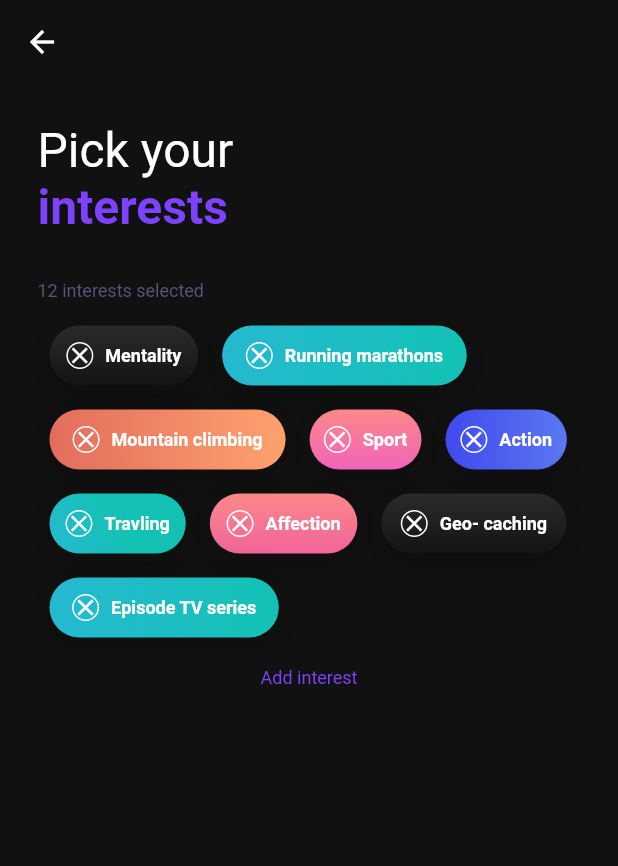
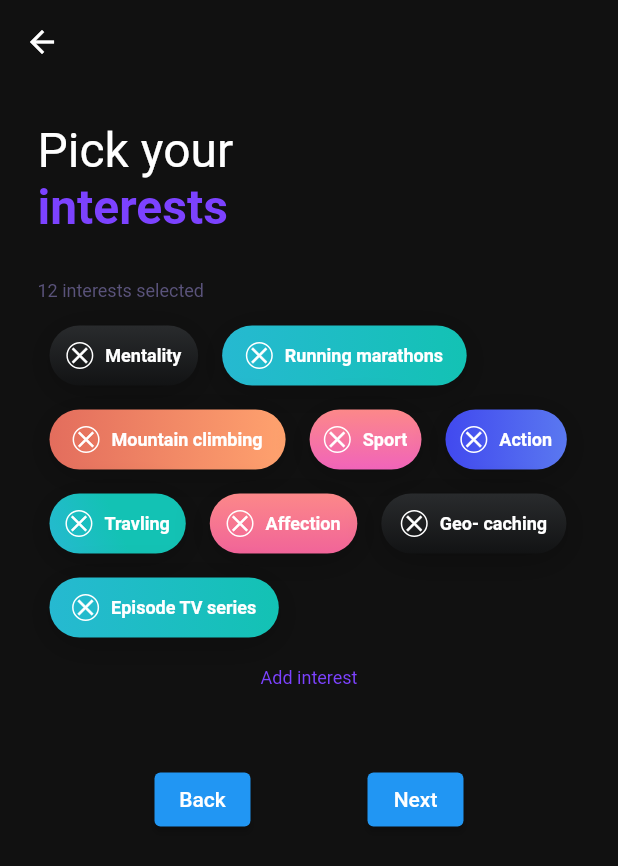
Before and after one commit to kalimullahdev/judy, a Flutter app: the ChooseInterestScreen screen opened directly, on a phone screen of 412 x 824 dp. Shown: the top 866 px of the screen. Run offline on Flutter 3.47's test engine with Material 2 defaults, Android fonts, the phone set to English and light mode, and no system bars; our stand-ins replace flutter_svg, font_awesome_flutter, pin_code_fields; missing offline and left inert: proste_bezier_curve.

Commit message:
added next back buttons

```diff
--- a/lib/presentation/screens/choose_interest.dart
+++ b/lib/presentation/screens/choose_interest.dart
@@ -1,7 +1,9 @@
 import 'package:flutter/material.dart';
 import 'package:judy_flutter_ui/presentation/base/choice_widget.dart';
+import 'package:judy_flutter_ui/presentation/screens/choose_course.dart';
 import 'package:judy_flutter_ui/utill/color_resources.dart';
 import 'package:judy_flutter_ui/utill/dimensions.dart';
+import 'package:judy_flutter_ui/utill/nav.dart';
 
 // final List<bool> insterestList = [];
 Map<String, bool> interestMap = <String, bool>{
@@ -113,9 +115,7 @@ class _ChooseInterestScreenState extends State<ChooseInterestScreen> {
           ),
         ),
       ),
-      body: GestureDetector(
-        // onTap: () => Nav.push(context, const ChooseCourse()),
-        child: Center(
+      body: Center(
         child: ListView(
           padding: const EdgeInsets.all(Dimensions.PADDING_SIZE_EXTRA_LARGE),
           children: [
@@ -180,8 +180,30 @@ class _ChooseInterestScreenState extends State<ChooseInterestScreen> {
                 ),
               ),
             ),
+            const SizedBox(
+              height: Dimensions.PADDING_SIZE_EXTRA_LARGE,
+            ),
+            const SizedBox(
+              height: Dimensions.PADDING_SIZE_EXTRA_LARGE,
+            ),
+            Row(
+              mainAxisAlignment: MainAxisAlignment.spaceEvenly,
+              children: [
+                ElevatedButton(
+                  onPressed: () {
+                    Nav.pop(context);
+                  },
+                  child: const Text("Back"),
+                ),
+                ElevatedButton(
+                  onPressed: () {
+                    Nav.push(context, const ChooseCourse());
+                  },
+                  child: const Text("Next"),
+                ),
               ],
             ),
+          ],
         ),
       ),
     );
```
Also changed, not shown: lib/presentation/screens/choose_language.dart (+24 -4 lines). Lines whose indentation alone changed are shown as unchanged.
